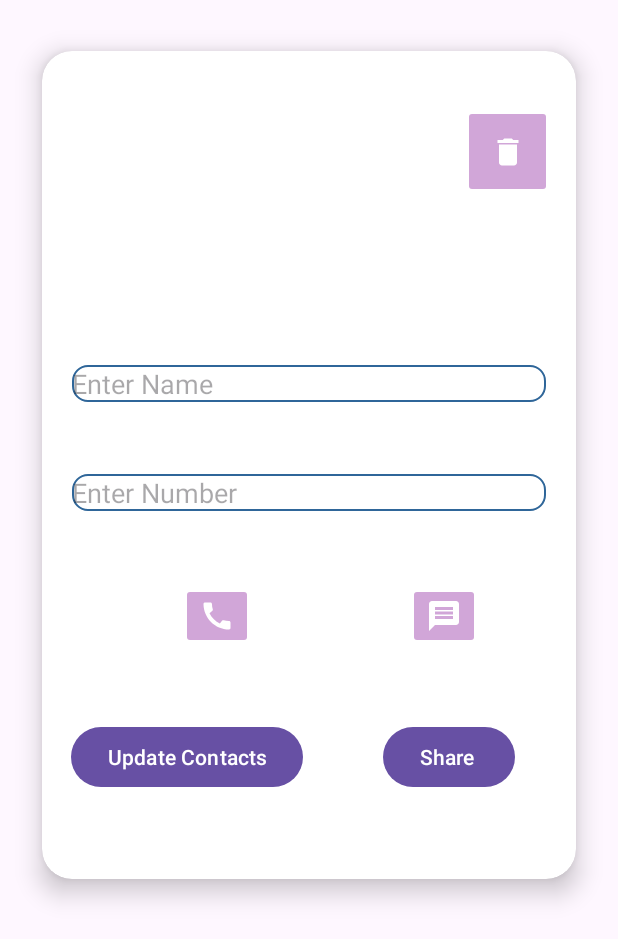
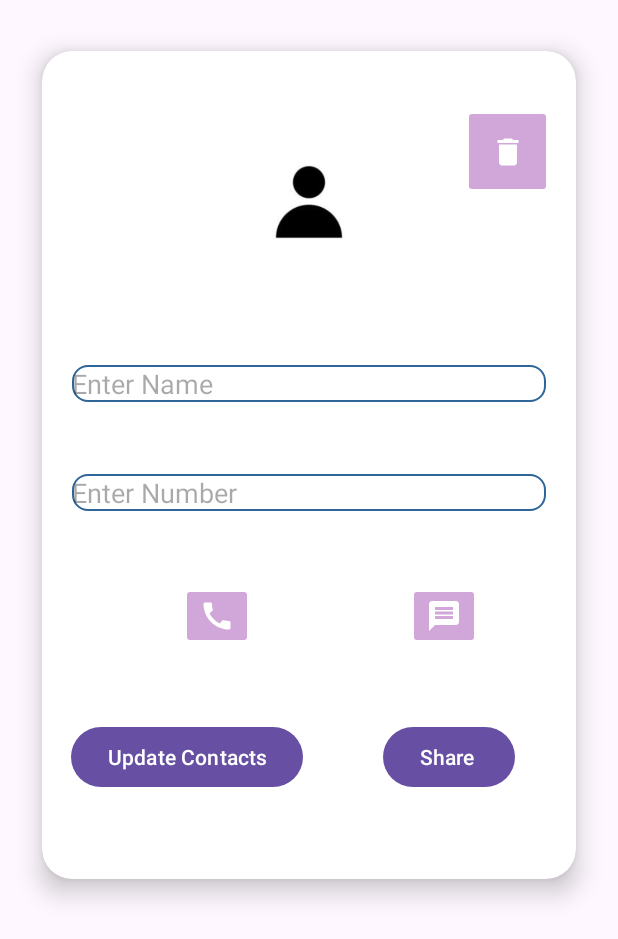
Before and after one commit to mac-bmc/Contact-Manager-Android-Application, an Android app: the ContactDetailActivity screen opened directly, with no data from a screen before it, after a tap on an icon or button, on a phone screen of 412 x 824 dp. Shown: the top 939 px of the screen. Run offline under Robolectric (Android 15) with nearby library versions, the phone set to English and light mode, and no system bars; our stand-ins replace Room's generated code, data binding; 3 statements that could not run were skipped.

Commit message:
Add Image Upload

```diff
--- a/app/src/main/java/com/example/contactmanager/model/ContactDao.kt
+++ b/app/src/main/java/com/example/contactmanager/model/ContactDao.kt
@@ -9,12 +9,11 @@ import androidx.room.Query
 interface ContactDao {
 
 
-
     @Insert()
     suspend fun insertContact(contact: ContactModel)
 
-    @Query("UPDATE ContactsDetails SET contactName = :name, contactNumber = :phNumber WHERE contactId =:id")
-    suspend fun updatebyId(name:String,phNumber: String,id: Int)
+    @Query("UPDATE ContactsDetails SET contactName = :name, contactNumber = :phNumber, contactImage = :image WHERE contactId =:id")
+    suspend fun updatebyId(name: String, phNumber: String, id: Int, image: String)
 
     @Query("DELETE FROM ContactsDetails WHERE contactId = :id")
     suspend fun deleteById(id: Int)
@@ -23,8 +22,7 @@ interface ContactDao {
     suspend fun deleteAll()
 
     @Query("SELECT * FROM ContactsDetails ORDER BY contactName ASC ")
-    fun readAllData() : LiveData<List<ContactModel>>
-
+    fun readAllData(): LiveData<List<ContactModel>>
 
 
 }
--- a/app/src/main/java/com/example/contactmanager/model/ContactDatabase.kt
+++ b/app/src/main/java/com/example/contactmanager/model/ContactDatabase.kt
@@ -1,11 +1,12 @@
 package com.example.contactmanager.model
+
 import android.content.Context
 import androidx.room.Database
 import androidx.room.Room
 import androidx.room.RoomDatabase
 
 @Database(entities = [ContactModel::class], version = 1, exportSchema = false)
-abstract class  ContactDatabase : RoomDatabase() {
+abstract class ContactDatabase : RoomDatabase() {
 
     abstract fun userDao(): ContactDao
 
--- a/app/src/main/java/com/example/contactmanager/model/ContactModel.kt
+++ b/app/src/main/java/com/example/contactmanager/model/ContactModel.kt
@@ -1,4 +1,5 @@
 package com.example.contactmanager.model
+
 import androidx.room.Entity
 import androidx.room.PrimaryKey
 
@@ -7,5 +8,6 @@ data class ContactModel(
     @PrimaryKey(autoGenerate = true)
     val contactId: Int,
     val contactName: String,
-    val contactNumber: String
+    val contactNumber: String,
+    val contactImage: String
 )
--- a/app/src/main/java/com/example/contactmanager/repositories/SharingRepository.kt
+++ b/app/src/main/java/com/example/contactmanager/repositories/SharingRepository.kt
@@ -3,12 +3,13 @@ package com.example.contactmanager.repositories
 import android.content.Context
 import android.content.Intent
 import android.net.Uri
+import android.util.Log
+import android.widget.Toast
 
 class SharingRepository() {
 
 
-    suspend fun contactSharing(context:Context,name:String,number:String)
-    {
+    suspend fun contactSharing(context: Context, name: String, number: String) {
         val shareIntent = Intent()
         shareIntent.action = Intent.ACTION_SEND
         shareIntent.type = "text/plain"
@@ -21,10 +22,16 @@ class SharingRepository() {
 
     }
 
-    suspend fun call(context: Context,number:String)
-    {
-        val intent = Intent(Intent.ACTION_CALL, Uri.parse("tel:" + "$number"))
-        context.startActivity(intent)
+    fun call(context: Context, number: String) {
+        try {
+            val callIntent = Intent()
+            callIntent.action = Intent.ACTION_CALL
+            callIntent.data = Uri.parse("tell:$number")
+            context.startActivity(callIntent)
+        } catch (e: Exception) {
+            Toast.makeText(context, "${e.toString()}", Toast.LENGTH_SHORT).show()
+
+        }
 
 
     }
--- a/app/src/main/java/com/example/contactmanager/viewmodel/ContactDetailViewModel.kt
+++ b/app/src/main/java/com/example/contactmanager/viewmodel/ContactDetailViewModel.kt
@@ -11,41 +11,40 @@ import com.example.contactmanager.repositories.SharingRepository
 import kotlinx.coroutines.Dispatchers
 import kotlinx.coroutines.launch
 
-class ContactDetailViewModel(application: Application):AndroidViewModel(application) {
+class ContactDetailViewModel(application: Application) : AndroidViewModel(application) {
 
-    private  var contactRepository: ContactRepository
-    private var sharingRepository : SharingRepository
+    private var contactRepository: ContactRepository
+    private var sharingRepository: SharingRepository
 
-    init{
-        contactRepository= ContactRepository(ContactDatabase.getDatabase(application).userDao())
-        sharingRepository= SharingRepository()
+    init {
+        contactRepository = ContactRepository(ContactDatabase.getDatabase(application).userDao())
+        sharingRepository = SharingRepository()
     }
 
-    fun updateContact(contactModel: ContactModel)
-    {
-        viewModelScope.launch(Dispatchers.IO){
+    fun updateContact(contactModel: ContactModel) {
+        viewModelScope.launch(Dispatchers.IO) {
             contactRepository.updateContact(contactModel)
         }
     }
 
-    fun deleteContact(contactModel: ContactModel)
-    {
-        viewModelScope.launch(Dispatchers.IO){
+    fun deleteContact(contactModel: ContactModel) {
+        viewModelScope.launch(Dispatchers.IO) {
             contactRepository.deleteContact(contactModel)
         }
     }
 
-    fun sharingContact(context: Context,name:String,number:String)
-    {
+    fun sharingContact(context: Context, name: String, number: String) {
         viewModelScope.launch(Dispatchers.IO) {
-            sharingRepository.contactSharing(context,name,number)
+            sharingRepository.contactSharing(context, name, number)
         }
     }
-    fun call(context: Context,number: String)
-    {
-        viewModelScope.launch(Dispatchers.IO){
-            sharingRepository.call(context,number)
-        }
+
+    fun call(context: Context, number: String) {
+        sharingRepository.call(context, number)
+    }
+
+    fun msg(context: Context, number: String) {
+        contactRepository.makemsg(context, number)
     }
 
 
--- a/app/src/main/res/layout/activity_add_to_contacts.xml
+++ b/app/src/main/res/layout/activity_add_to_contacts.xml
@@ -42,7 +42,7 @@
                     app:layout_constraintHorizontal_bias="0.501"
                     app:layout_constraintStart_toStartOf="parent"
                     app:layout_constraintTop_toTopOf="parent"
-                    tools:srcCompat="@drawable/placeholder_image" />
+                    android:src="@drawable/placeholder_image" />
 
                 <EditText
                     android:id="@+id/editContactName"
--- a/app/src/main/res/layout/activity_contact_detail.xml
+++ b/app/src/main/res/layout/activity_contact_detail.xml
@@ -47,7 +47,7 @@
                 app:layout_constraintTop_toTopOf="parent"
                 app:srcCompat="@drawable/ic_delete_all" />
 
-            <ImageButton
+            <ImageView
                 android:id="@+id/contactImage"
                 android:layout_width="97dp"
                 android:layout_height="105dp"
@@ -58,7 +58,7 @@
                 app:layout_constraintHorizontal_bias="0.501"
                 app:layout_constraintStart_toStartOf="parent"
                 app:layout_constraintTop_toTopOf="parent"
-                tools:srcCompat="@tools:sample/avatars" />
+                android:src="@drawable/placeholder_image" />
 
             <EditText
                 android:id="@+id/editContactName"
--- a/app/src/main/res/layout/recycler_contact_list_view.xml
+++ b/app/src/main/res/layout/recycler_contact_list_view.xml
@@ -36,7 +36,7 @@
             android:layout_width="97dp"
             android:layout_height="105dp"
             tools:layout_editor_absoluteX="17dp"
-            tools:srcCompat="@tools:sample/avatars"
+            android:src="@drawable/placeholder_image"
             android:layout_gravity="start|center_horizontal"/>
 
         <TextView
--- a/app/src/main/res/values/strings.xml
+++ b/app/src/main/res/values/strings.xml
@@ -1,5 +1,5 @@
 <resources>
-    <string name="app_name">ContactManager</string>
+    <string name="app_name">PhoneBook</string>
     <string name="yes">Yes</string>
     <string name="no">No</string>
     <string name="cancel">Cancel</string>
```
Also changed, not shown: app/src/main/java/com/example/contactmanager/repositories/ContactRepository.kt (+29 -12 lines), app/src/main/java/com/example/contactmanager/repositories/ImageRepository.kt (deleted, +0 -10 lines), app/src/main/java/com/example/contactmanager/view/AddToContactsActivity.kt (+47 -47 lines), app/src/main/java/com/example/contactmanager/view/ContactDetailActivity.kt (+25 -7 lines), app/src/main/java/com/example/contactmanager/view/ContactListActivity.kt (+24 -19 lines), app/src/main/java/com/example/contactmanager/view/ContactListViewAdapter.kt (+27 -16 lines), app/src/main/java/com/example/contactmanager/viewmodel/ContactListViewModel.kt (+7 -9 lines).
